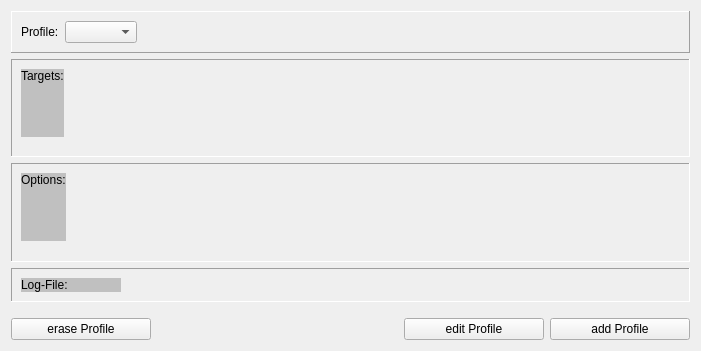
Before: the Qt Designer form ui/profilemanager.ui in zlukaUA/ClamAV-GUI, drawn with Qt 5.
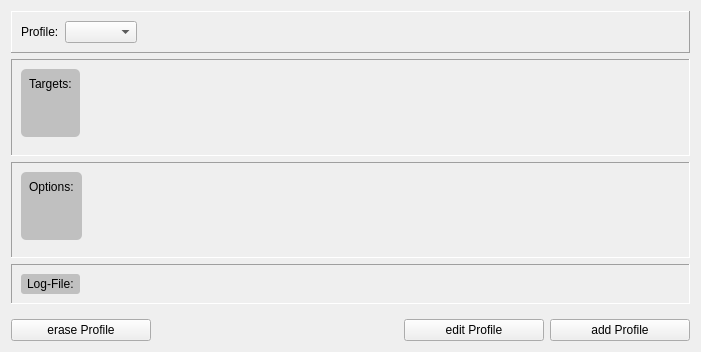
After: the same form once the commit is applied. Icons and pictures are not drawn.

What changed in the file:
```diff
--- a/ui/profilemanager.ui
+++ b/ui/profilemanager.ui
@@ -7,7 +7,7 @@
     <x>0</x>
     <y>0</y>
     <width>701</width>
-    <height>351</height>
+    <height>352</height>
    </rect>
   </property>
   <property name="windowTitle">
@@ -54,6 +54,12 @@
      <layout class="QGridLayout" name="gridLayout_4">
       <item row="0" column="1">
        <widget class="QLabel" name="filenameTextLabel">
+        <property name="sizePolicy">
+         <sizepolicy hsizetype="MinimumExpanding" vsizetype="Preferred">
+          <horstretch>0</horstretch>
+          <verstretch>0</verstretch>
+         </sizepolicy>
+        </property>
         <property name="frameShape">
          <enum>QFrame::NoFrame</enum>
         </property>
@@ -67,14 +73,20 @@
       </item>
       <item row="0" column="0">
        <widget class="QLabel" name="filenameLabel">
+        <property name="sizePolicy">
+         <sizepolicy hsizetype="Minimum" vsizetype="Preferred">
+          <horstretch>0</horstretch>
+          <verstretch>0</verstretch>
+         </sizepolicy>
+        </property>
         <property name="maximumSize">
          <size>
-          <width>100</width>
+          <width>16777215</width>
           <height>16777215</height>
          </size>
         </property>
         <property name="styleSheet">
-         <string notr="true">background:#c0c0c0</string>
+         <string notr="true">background:#c0c0c0;padding:3px;border-radius:3px;</string>
         </property>
         <property name="text">
          <string>Log-File:</string>
@@ -159,6 +171,12 @@
      <layout class="QGridLayout" name="gridLayout">
       <item row="0" column="0">
        <widget class="QLabel" name="targetsLabel">
+        <property name="sizePolicy">
+         <sizepolicy hsizetype="Minimum" vsizetype="Preferred">
+          <horstretch>0</horstretch>
+          <verstretch>0</verstretch>
+         </sizepolicy>
+        </property>
         <property name="maximumSize">
          <size>
           <width>100</width>
@@ -166,7 +184,7 @@
          </size>
         </property>
         <property name="styleSheet">
-         <string notr="true">background:#c0c0c0</string>
+         <string notr="true">background:#c0c0c0;padding:5px;border-radius:5px;</string>
         </property>
         <property name="text">
          <string>Targets:</string>
@@ -189,13 +207,19 @@
           <rect>
            <x>0</x>
            <y>0</y>
-           <width>608</width>
-           <height>68</height>
+           <width>591</width>
+           <height>66</height>
           </rect>
          </property>
          <layout class="QVBoxLayout" name="verticalLayout_2">
           <item>
            <widget class="QLabel" name="targetsListLabel">
+            <property name="sizePolicy">
+             <sizepolicy hsizetype="MinimumExpanding" vsizetype="Preferred">
+              <horstretch>0</horstretch>
+              <verstretch>0</verstretch>
+             </sizepolicy>
+            </property>
             <property name="frameShape">
              <enum>QFrame::NoFrame</enum>
             </property>
@@ -270,6 +294,12 @@
       </item>
       <item row="0" column="0">
        <widget class="QLabel" name="optionsLabel">
+        <property name="sizePolicy">
+         <sizepolicy hsizetype="Minimum" vsizetype="Preferred">
+          <horstretch>0</horstretch>
+          <verstretch>0</verstretch>
+         </sizepolicy>
+        </property>
         <property name="maximumSize">
          <size>
           <width>100</width>
@@ -277,7 +307,7 @@
          </size>
         </property>
         <property name="styleSheet">
-         <string notr="true">background:#c0c0c0</string>
+         <string notr="true">background:#c0c0c0;padding:5px;border-radius:5px;</string>
         </property>
         <property name="text">
          <string>Options:</string>
@@ -300,13 +330,19 @@
           <rect>
            <x>0</x>
            <y>0</y>
-           <width>300</width>
-           <height>68</height>
+           <width>291</width>
+           <height>66</height>
           </rect>
          </property>
          <layout class="QVBoxLayout" name="verticalLayout">
           <item>
            <widget class="QLabel" name="optionsListLabel">
+            <property name="sizePolicy">
+             <sizepolicy hsizetype="MinimumExpanding" vsizetype="Preferred">
+              <horstretch>0</horstretch>
+              <verstretch>0</verstretch>
+             </sizepolicy>
+            </property>
             <property name="frameShape">
              <enum>QFrame::NoFrame</enum>
             </property>
```
Left out of the diff: 9 changed lines with no effect on the pictures.
